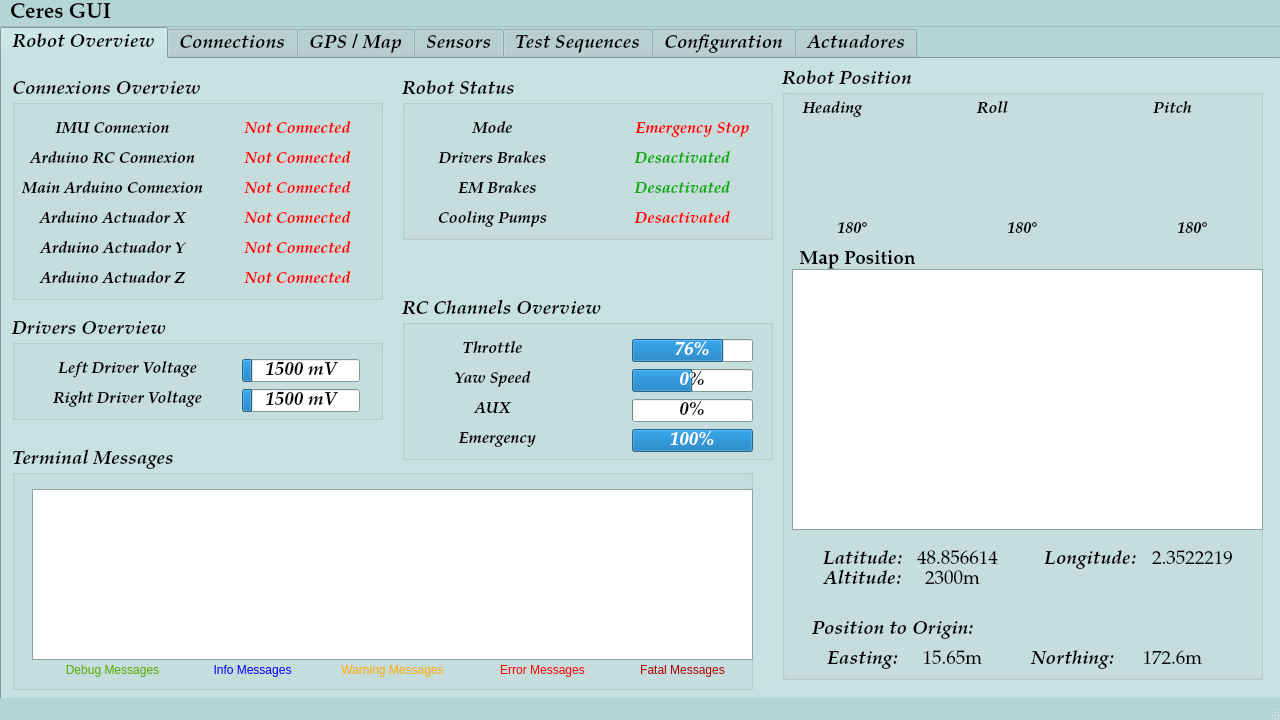
Before: the Qt Designer form ceres/gui/mainwindow.ui in RobiDeantonio/CERES-gui_and_advanced_Navigation, drawn with Qt 5.
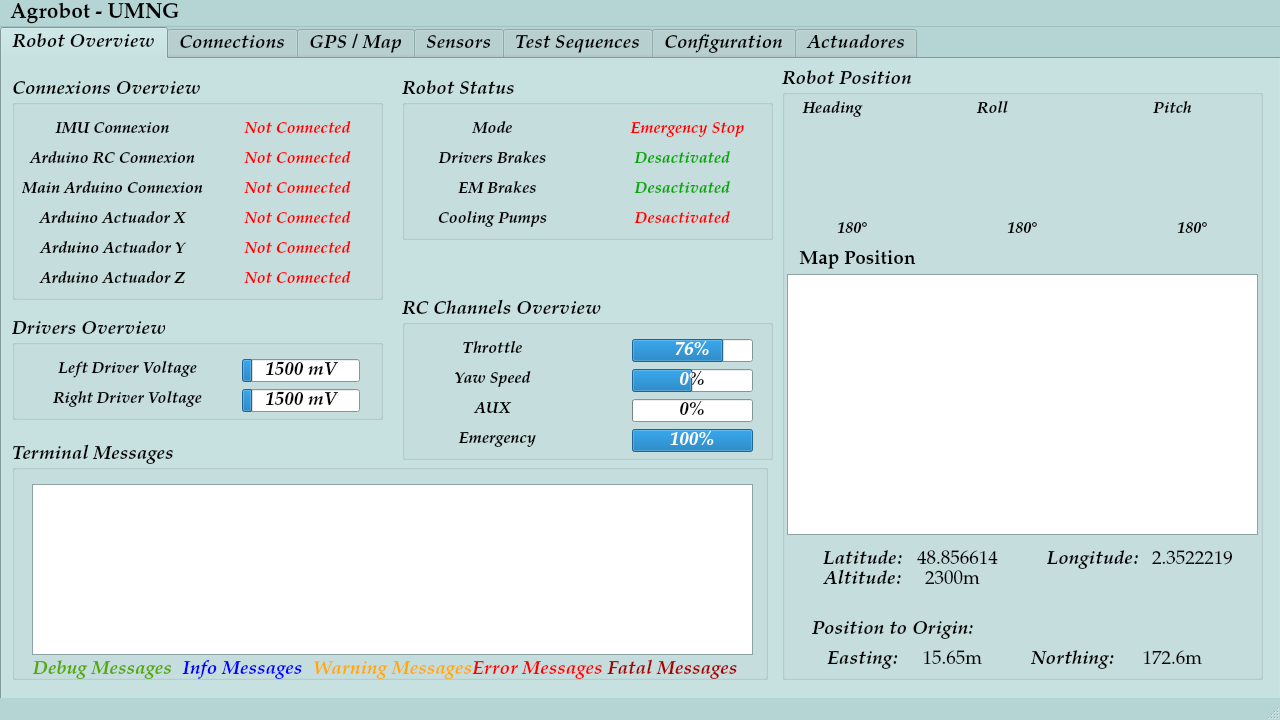
After: the same form once the commit is applied. The open tabs and pages were chosen to show the change. Icons and pictures are not drawn. Custom widgets are drawn as their Qt base class.

Commit message: Treatments include in GUI

Patch:
```diff
--- a/ceres/gui/mainwindow.ui
+++ b/ceres/gui/mainwindow.ui
@@ -2446,7 +2446,7 @@
       <widget class="QLabel" name="label_12">
        <property name="geometry">
         <rect>
-         <x>220</x>
+         <x>215</x>
          <y>40</y>
          <width>141</width>
          <height>20</height>
@@ -2684,8 +2684,8 @@
       <widget class="QOSM" name="graphicsView">
        <property name="geometry">
         <rect>
-         <x>10</x>
-         <y>200</y>
+         <x>5</x>
+         <y>205</y>
          <width>471</width>
          <height>261</height>
         </rect>
@@ -2763,7 +2763,7 @@
         </font>
        </property>
        <property name="text">
-        <string>Longitude: </string>
+        <string>Longitude:</string>
        </property>
        <property name="alignment">
         <set>Qt::AlignCenter</set>
@@ -3225,9 +3225,9 @@
       <property name="geometry">
        <rect>
         <x>10</x>
-        <y>390</y>
-        <width>741</width>
-        <height>241</height>
+        <y>385</y>
+        <width>756</width>
+        <height>236</height>
        </rect>
       </property>
       <property name="font">
@@ -3264,84 +3264,103 @@
         <bool>true</bool>
        </property>
       </widget>
+      <widget class="QLabel" name="Debug_Messages">
+       <property name="geometry">
+        <rect>
+         <x>0</x>
+         <y>215</y>
+         <width>181</width>
+         <height>21</height>
+        </rect>
+       </property>
+       <property name="styleSheet">
+        <string notr="true">color:rgb(85, 170, 0)</string>
+       </property>
+       <property name="text">
+        <string>Debug Messages</string>
+       </property>
+       <property name="alignment">
+        <set>Qt::AlignCenter</set>
+       </property>
+      </widget>
+      <widget class="QLabel" name="Info_Messages">
+       <property name="geometry">
+        <rect>
+         <x>140</x>
+         <y>215</y>
+         <width>181</width>
+         <height>21</height>
+        </rect>
+       </property>
+       <property name="styleSheet">
+        <string notr="true">color:rgb(0, 0, 255)</string>
+       </property>
+       <property name="text">
+        <string>Info Messages</string>
+       </property>
+       <property name="alignment">
+        <set>Qt::AlignCenter</set>
+       </property>
+      </widget>
+      <widget class="QLabel" name="Warning_Messages">
+       <property name="geometry">
+        <rect>
+         <x>290</x>
+         <y>215</y>
+         <width>181</width>
+         <height>21</height>
+        </rect>
+       </property>
+       <property name="styleSheet">
+        <string notr="true">color:rgb(255, 170, 0)</string>
+       </property>
+       <property name="text">
+        <string>Warning Messages</string>
+       </property>
+       <property name="alignment">
+        <set>Qt::AlignCenter</set>
+       </property>
+      </widget>
+      <widget class="QLabel" name="Error_Messages">
+       <property name="geometry">
+        <rect>
+         <x>435</x>
+         <y>215</y>
+         <width>181</width>
+         <height>21</height>
+        </rect>
+       </property>
+       <property name="styleSheet">
+        <string notr="true">color:rgb(255, 0, 0)</string>
+       </property>
+       <property name="text">
+        <string>Error Messages</string>
+       </property>
+       <property name="alignment">
+        <set>Qt::AlignCenter</set>
+       </property>
+      </widget>
+      <widget class="QLabel" name="Fatal_Messages">
+       <property name="geometry">
+        <rect>
+         <x>570</x>
+         <y>215</y>
+         <width>181</width>
+         <height>21</height>
+        </rect>
+       </property>
+       <property name="styleSheet">
+        <string notr="true">color:rgb(170, 0, 0)</string>
+       </property>
+       <property name="text">
+        <string>Fatal Messages</string>
+       </property>
+       <property name="alignment">
+        <set>Qt::AlignCenter</set>
+       </property>
+      </widget>
      </widget>
-     <widget class="QLabel" name="label_50">
-      <property name="geometry">
-       <rect>
-        <x>160</x>
-        <y>600</y>
-        <width>181</width>
-        <height>21</height>
-       </rect>
-      </property>
-      <property name="styleSheet">
-       <string notr="true">color:rgb(0, 0, 255)</string>
-      </property>
-      <property name="text">
-       <string>Info Messages</string>
-      </property>
-      <property name="alignment">
-       <set>Qt::AlignCenter</set>
-      </property>
-     </widget>
-     <widget class="QLabel" name="label_51">
-      <property name="geometry">
-       <rect>
-        <x>300</x>
-        <y>600</y>
-        <width>181</width>
-        <height>21</height>
-       </rect>
-      </property>
-      <property name="styleSheet">
-       <string notr="true">color:rgb(255, 170, 0)</string>
-      </property>
-      <property name="text">
-       <string>Warning Messages</string>
-      </property>
-      <property name="alignment">
-       <set>Qt::AlignCenter</set>
-      </property>
-     </widget>
-     <widget class="QLabel" name="label_52">
-      <property name="geometry">
-       <rect>
-        <x>450</x>
-        <y>600</y>
-        <width>181</width>
-        <height>21</height>
-       </rect>
-      </property>
-      <property name="styleSheet">
-       <string notr="true">color:rgb(255, 0, 0)</string>
-      </property>
-      <property name="text">
-       <string>Error Messages</string>
-      </property>
-      <property name="alignment">
-       <set>Qt::AlignCenter</set>
-      </property>
-     </widget>
-     <widget class="QLabel" name="label_53">
-      <property name="geometry">
-       <rect>
-        <x>20</x>
-        <y>600</y>
-        <width>181</width>
-        <height>21</height>
-       </rect>
-      </property>
-      <property name="styleSheet">
-       <string notr="true">color:rgb(85, 170, 0)</string>
-      </property>
-      <property name="text">
-       <string>Debug Messages</string>
-      </property>
-      <property name="alignment">
-       <set>Qt::AlignCenter</set>
-      </property>
-     </widget>
-     <widget class="QGroupBox" name="groupBox_9">
+     <widget class="QGroupBox" name="Drivers_Overview">
       <property name="geometry">
        <rect>
         <x>10</x>
@@ -3459,36 +3478,12 @@
        </property>
       </widget>
      </widget>
-     <widget class="QLabel" name="label_79">
-      <property name="geometry">
-       <rect>
-        <x>590</x>
-        <y>600</y>
-        <width>181</width>
-        <height>21</height>
-       </rect>
-      </property>
-      <property name="styleSheet">
-       <string notr="true">color:rgb(170, 0, 0)</string>
-      </property>
-      <property name="text">
-       <string>Fatal Messages</string>
-      </property>
-      <property name="alignment">
-       <set>Qt::AlignCenter</set>
-      </property>
-     </widget>
-     <zorder>groupBox_4</zorder>
-     <zorder>groupBox</zorder>
-     <zorder>groupBox_2</zorder>
-     <zorder>groupBox_3</zorder>
-     <zorder>groupBox_5</zorder>
-     <zorder>label_50</zorder>
-     <zorder>label_51</zorder>
-     <zorder>label_52</zorder>
-     <zorder>label_53</zorder>
-     <zorder>groupBox_9</zorder>
-     <zorder>label_79</zorder>
+     <zorder>Robot_Position</zorder>
+     <zorder>RC_Channels</zorder>
+     <zorder>Connexions_Overview</zorder>
+     <zorder>Robot_Status</zorder>
+     <zorder>Terminal_Messages_1</zorder>
+     <zorder>Drivers_Overview</zorder>
     </widget>
     <widget class="QWidget" name="tab_2">
      <attribute name="icon">
@@ -11089,7 +11084,7 @@
    </property>
    <widget class="QMenu" name="menuCeres_GUI">
     <property name="title">
-     <string>Ceres GUI</string>
+     <string>Agrobot - UMNG</string>
     </property>
     <addaction name="separator"/>
     <addaction name="separator"/>
```
Left out of the diff: 624 changed lines with no effect on the pictures. The commit also changes 3 other files.
